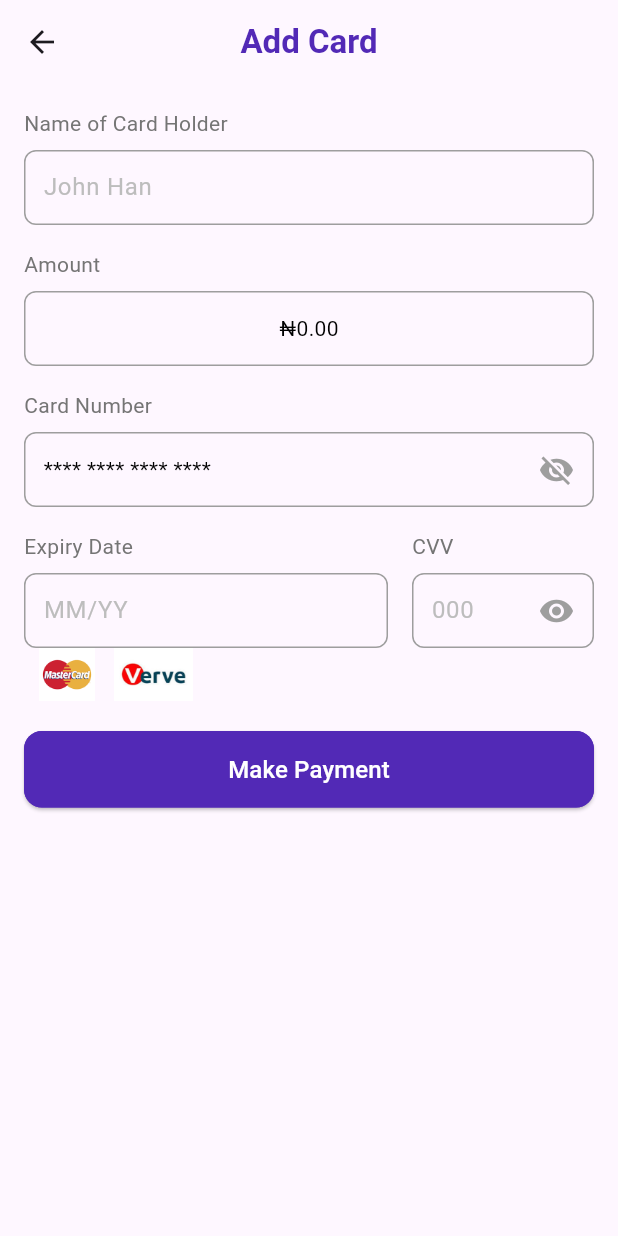
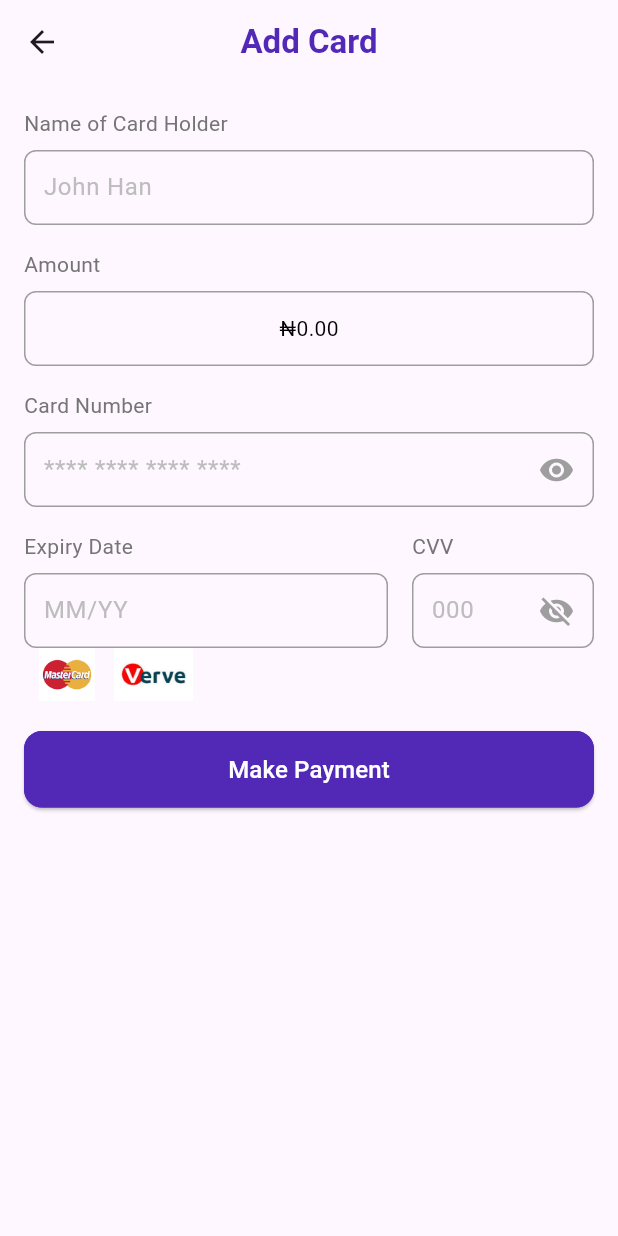
Before and after one commit to Atinuke-Manuels/WTF_CAPSTONE_PROJECT, a Flutter app: the AddCard screen opened directly with empty values, after a tap on the "visibility off" icon, on a phone screen of 412 x 824 dp. Run offline on Flutter 3.47's test engine with Material 3 defaults, Android fonts, the light colour scheme and no system bars; our stand-ins replace animated_splash_screen, bloc, cloud_firestore, equatable, firebase_auth, firebase_core and 9 more; missing offline and left inert: email_auth; accounts and stored records are empty.

```diff
--- a/lib/features/cart/pages/add_card.dart
+++ b/lib/features/cart/pages/add_card.dart
@@ -95,13 +95,7 @@
                 style: TextStyle(color: Colors.grey.shade600),
               ),
               SizedBox(height: 8.0),
-              GestureDetector(
-                onTap: () {
-                  setState(() {
-                    _showCardNumber = !_showCardNumber;
-                  });
-                },
-                child: Container(
+              Container(
                 height: 50,
                 padding: EdgeInsets.symmetric(horizontal: 12.0),
                 decoration: BoxDecoration(
@@ -111,18 +105,30 @@
                 child: Row(
                   mainAxisAlignment: MainAxisAlignment.spaceBetween,
                   children: [
-                      Text(
-                        _showCardNumber
-                            ? _cardNumberController.text
-                            : '**** **** **** ****',
-                        style: TextStyle(color: Colors.black),
+                    Expanded(
+                      child: TextField(
+                        controller: _cardNumberController,
+                        keyboardType: TextInputType.number,
+                        obscureText: !_showCardNumber,
+                        decoration: InputDecoration(
+                          hintText: "**** **** **** ****",
+                          hintStyle: TextStyle(color: Colors.grey.shade400),
+                          border: InputBorder.none,
                         ),
-                      Icon(
+                      ),
+                    ),
+                    GestureDetector(
+                      onTap: () {
+                        setState(() {
+                          _showCardNumber = !_showCardNumber;
+                        });
+                      },
+                      child: Icon(
                         _showCardNumber ? Icons.visibility : Icons.visibility_off,
                         color: Colors.grey,
                       ),
+                    ),
                   ],
-                  ),
                 ),
               ),
 
--- a/lib/features/cart/pages/booking_confirmation_page.dart
+++ b/lib/features/cart/pages/booking_confirmation_page.dart
@@ -196,7 +196,7 @@
               ],
             ),
             SizedBox(
-              height: 220.h,
+              height: 180.h,
             ),
             ButtonItem(
               title: "Proceed to payment",
```
Lines whose indentation alone changed are shown as unchanged.
